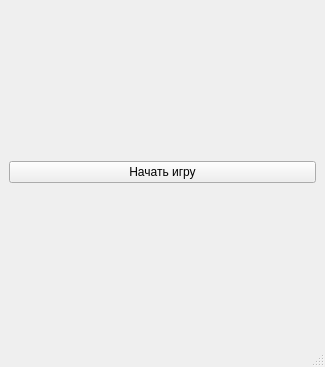
Qt form mainwindow.ui (LERAGUL/Hangman) before a commit.
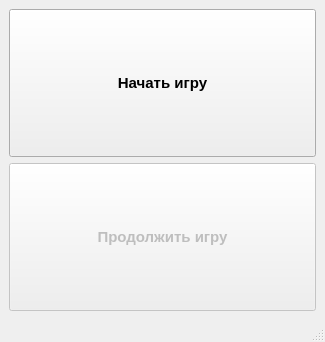
The same form after that commit.

```diff
--- a/mainwindow.ui
+++ b/mainwindow.ui
@@ -7,7 +7,7 @@
     <x>0</x>
     <y>0</y>
     <width>325</width>
-    <height>367</height>
+    <height>342</height>
    </rect>
   </property>
   <property name="windowTitle">
@@ -16,11 +16,81 @@
   <widget class="QWidget" name="centralwidget">
    <layout class="QGridLayout" name="gridLayout">
     <item row="0" column="0">
-     <widget class="QPushButton" name="pushButtonStart">
-      <property name="text">
-       <string>Начать игру</string>
+     <layout class="QVBoxLayout" name="verticalLayout">
+      <property name="leftMargin">
+       <number>0</number>
       </property>
-     </widget>
+      <item>
+       <widget class="QPushButton" name="pushButtonStart">
+        <property name="sizePolicy">
+         <sizepolicy hsizetype="Maximum" vsizetype="Maximum">
+          <horstretch>0</horstretch>
+          <verstretch>0</verstretch>
+         </sizepolicy>
+        </property>
+        <property name="minimumSize">
+         <size>
+          <width>0</width>
+          <height>0</height>
+         </size>
+        </property>
+        <property name="maximumSize">
+         <size>
+          <width>400</width>
+          <height>200</height>
+         </size>
+        </property>
+        <property name="font">
+         <font>
+          <pointsize>11</pointsize>
+          <weight>75</weight>
+          <bold>true</bold>
+         </font>
+        </property>
+        <property name="text">
+         <string>Начать игру</string>
+        </property>
+       </widget>
+      </item>
+      <item>
+       <widget class="QPushButton" name="pushButtonContinue">
+        <property name="enabled">
+         <bool>false</bool>
+        </property>
+        <property name="sizePolicy">
+         <sizepolicy hsizetype="Maximum" vsizetype="Maximum">
+          <horstretch>0</horstretch>
+          <verstretch>0</verstretch>
+         </sizepolicy>
+        </property>
+        <property name="minimumSize">
+         <size>
+          <width>0</width>
+          <height>0</height>
+         </size>
+        </property>
+        <property name="maximumSize">
+         <size>
+          <width>400</width>
+          <height>200</height>
+         </size>
+        </property>
+        <property name="font">
+         <font>
+          <pointsize>11</pointsize>
+          <weight>75</weight>
+          <bold>true</bold>
+         </font>
+        </property>
+        <property name="text">
+         <string>Продолжить игру</string>
+        </property>
+        <property name="checkable">
+         <bool>false</bool>
+        </property>
+       </widget>
+      </item>
+     </layout>
     </item>
    </layout>
   </widget>
```
